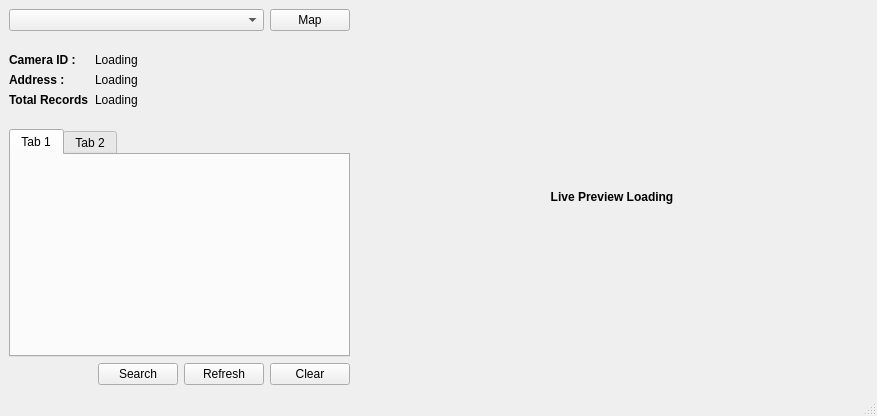
First picture: the form in UI/MainWindow.ui, repository rahatzamancse/Traffic-Rules-Violation-Detection, before the edit.
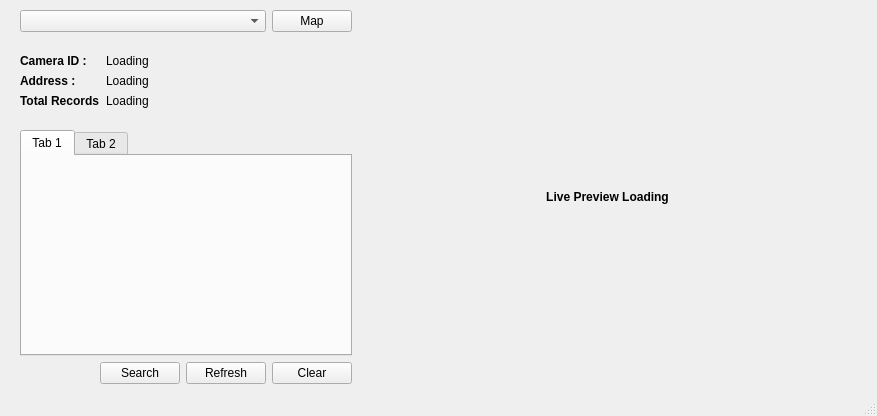
Second picture: the form after the edit.

The edit to the form file:
```diff
--- a/UI/MainWindow.ui
+++ b/UI/MainWindow.ui
@@ -18,6 +18,18 @@
   </property>
   <widget class="QWidget" name="centralwidget">
    <layout class="QHBoxLayout" name="horizontalLayout_3" stretch="2,3">
+    <property name="leftMargin">
+     <number>20</number>
+    </property>
+    <property name="topMargin">
+     <number>10</number>
+    </property>
+    <property name="rightMargin">
+     <number>20</number>
+    </property>
+    <property name="bottomMargin">
+     <number>10</number>
+    </property>
     <item>
      <layout class="QVBoxLayout" name="verticalLayout">
       <item>
```
